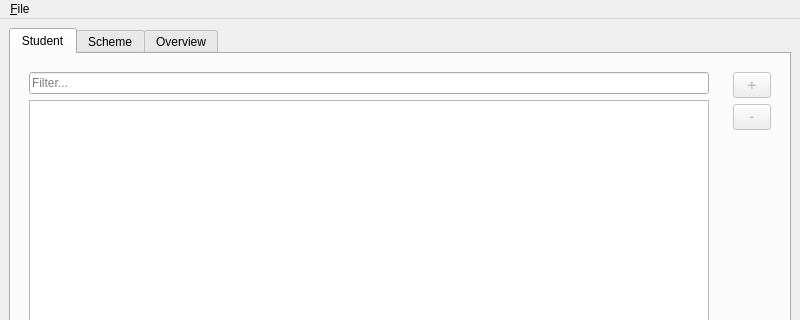
brokencuph/study-to-think, file study-to-think/mainwindow.ui: the form before one commit; both pictures show x 0 to 800 and y 0 to 320 of the 800 by 600 pixel window.
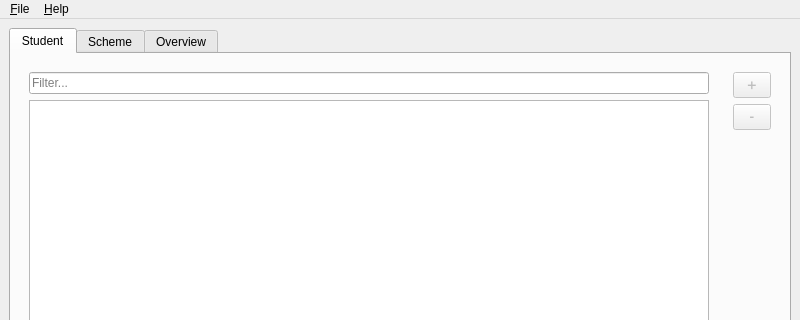
The form after the commit.

What changed in the file:
```diff
--- a/study-to-think/mainwindow.ui
+++ b/study-to-think/mainwindow.ui
@@ -189,7 +189,14 @@
     <addaction name="actionImport"/>
     <addaction name="actionExport"/>
    </widget>
+   <widget class="QMenu" name="menuHelp">
+    <property name="title">
+     <string>&amp;Help</string>
+    </property>
+    <addaction name="actionAbout"/>
+   </widget>
    <addaction name="menuFile"/>
+   <addaction name="menuHelp"/>
   </widget>
   <widget class="QStatusBar" name="statusbar"/>
   <action name="actionOpen">
```
Left out of the diff: 5 changed lines with no effect on the pictures.
